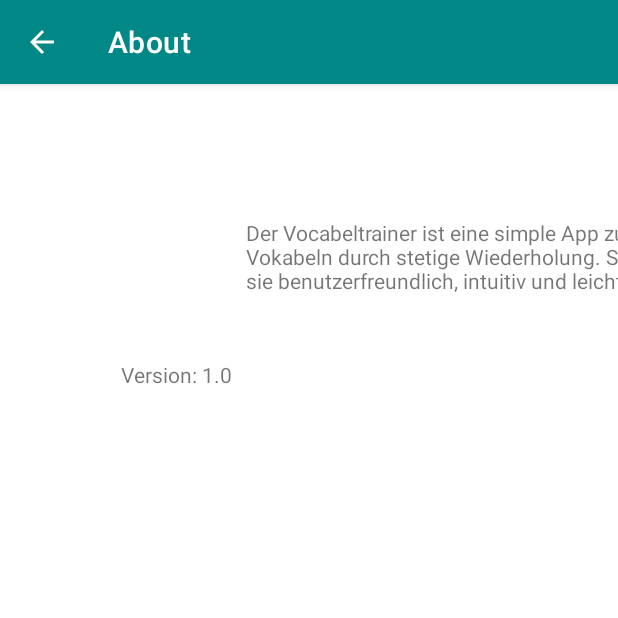
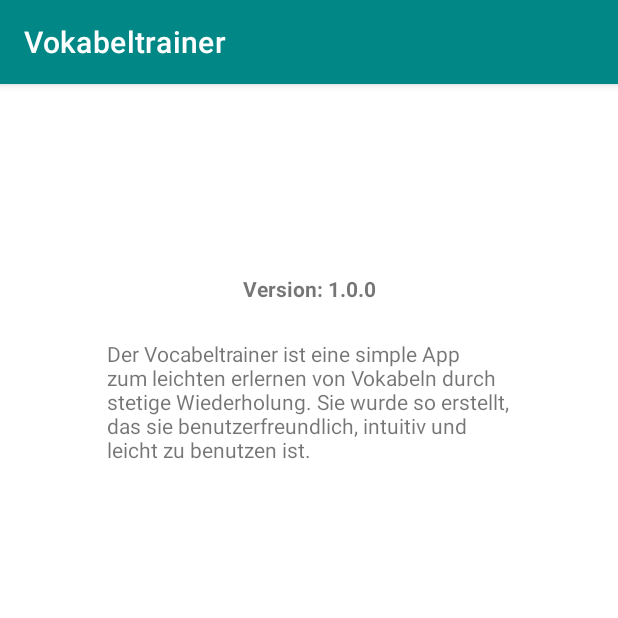
Before and after one commit to DasImperialeEtwas/Vokabeltrainer, an Android app: the AboutActivity screen opened directly, with no data from a screen before it, on a phone screen of 412 x 824 dp, the top half of it. Run offline under Robolectric (Android 15) with nearby library versions, the phone set to English and light mode, and no system bars.

Commit message:
Finish 3: - Menu added - About page linked in - Color bug solved - App Icon added

```diff
--- a/app/src/main/AndroidManifest.xml
+++ b/app/src/main/AndroidManifest.xml
@@ -10,7 +10,7 @@
         android:allowBackup="true"
         android:dataExtractionRules="@xml/data_extraction_rules"
         android:fullBackupContent="@xml/backup_rules"
-        android:icon="@mipmap/ic_launcher"
+        android:icon="@mipmap/appicon"
         android:label="@string/app_name"
         android:supportsRtl="true"
         android:theme="@style/Theme.Vokabeltrainer"
--- a/app/src/main/java/de/brinkhaus/vokabeltrainer/AboutActivity.java
+++ b/app/src/main/java/de/brinkhaus/vokabeltrainer/AboutActivity.java
@@ -8,7 +8,7 @@ import android.widget.TextView;
 import androidx.appcompat.app.AppCompatActivity;
 import androidx.appcompat.widget.Toolbar;
 
-/**
+/*
  * This activity shows the about information.
  */
 public class AboutActivity extends AppCompatActivity {
@@ -16,7 +16,7 @@ public class AboutActivity extends AppCompatActivity {
     String versionName = BuildConfig.VERSION_NAME;
     String actionBar = "About";
 
-/**
+/*
  * This method is called when the activity is created.
  */
 
@@ -24,32 +24,5 @@ public class AboutActivity extends AppCompatActivity {
     protected void onCreate(Bundle savedInstanceState) {
         super.onCreate(savedInstanceState);
         setContentView(R.layout.activity_about);
-
-        TextView vn = (TextView) findViewById(R.id.versionName);
-        TextView about_me = (TextView) findViewById(R.id.aboutMe);
-
-        vn.setText(String.format(getString(R.string.version), versionName));
-        about_me.setText(getString(R.string.about_text));
-
-        Toolbar toolbar = findViewById(R.id.toolbar_about);
-        setSupportActionBar(toolbar);
-        if (getSupportActionBar() != null) {
-            getSupportActionBar().setTitle(actionBar);
-            getSupportActionBar().setDisplayHomeAsUpEnabled(true);
-            getSupportActionBar().setDisplayShowHomeEnabled(true);
-        }
-    }
-
-    /**
-     * This method is called when the user clicks the back button.
-     *
-     * @return True if the event was handled, false otherwise.
-     */
-    @Override
-    public boolean onOptionsItemSelected(MenuItem item) {
-        if (item.getItemId() == android.R.id.home) {
-            finish();
-        }
-        return super.onOptionsItemSelected(item);
     }
 }
--- a/app/src/main/res/drawable/button_style.xml
+++ b/app/src/main/res/drawable/button_style.xml
@@ -4,10 +4,10 @@
     android:shape="rectangle">
 
     <stroke
-        android:color="@color/green_true"
+        android:color="@color/teal_700"
         android:width="1dp"/>
     <corners
         android:radius="10dp"/>
     <solid
-        android:color="@color/green_true"/>
+        android:color="@color/teal_700"/>
 </shape>
--- a/app/src/main/res/layout/activity_about.xml
+++ b/app/src/main/res/layout/activity_about.xml
@@ -6,26 +6,12 @@
     android:layout_height="match_parent"
     tools:context=".AboutActivity">
 
-    <androidx.appcompat.widget.Toolbar
-        android:id="@+id/toolbar_about"
-        android:layout_width="0dp"
-        android:layout_height="wrap_content"
-        android:layout_marginBottom="33dp"
-        android:background="@color/teal_700"
-        android:minHeight="?attr/actionBarSize"
-        android:theme="?attr/actionBarTheme"
-        android:visibility="invisible"
-        app:layout_constraintBottom_toTopOf="@+id/aboutMe"
-        app:layout_constraintEnd_toEndOf="parent"
-        app:layout_constraintStart_toStartOf="parent"
-        app:layout_constraintTop_toTopOf="parent" />
-
     <TextView
         android:id="@+id/versionName"
-        android:layout_width="251dp"
-        android:layout_height="0dp"
-        android:layout_marginBottom="469dp"
-        android:text="TextView"
+        android:layout_width="269dp"
+        android:layout_height="144dp"
+        android:layout_marginBottom="465dp"
+        android:text="@string/about_text"
         app:layout_constraintBottom_toBottomOf="parent"
         app:layout_constraintEnd_toEndOf="parent"
         app:layout_constraintStart_toStartOf="parent"
@@ -35,11 +21,13 @@
         android:id="@+id/aboutMe"
         android:layout_width="wrap_content"
         android:layout_height="wrap_content"
-        android:layout_marginStart="83dp"
-        android:layout_marginBottom="43dp"
-        android:text="TextView"
+        android:layout_marginTop="138dp"
+        android:layout_marginBottom="24dp"
+        android:text="@string/version"
+        android:textStyle="bold"
         app:layout_constraintBottom_toTopOf="@+id/versionName"
-        app:layout_constraintStart_toStartOf="@+id/versionName"
-        app:layout_constraintTop_toBottomOf="@+id/toolbar_about" />
+        app:layout_constraintEnd_toEndOf="parent"
+        app:layout_constraintStart_toStartOf="parent"
+        app:layout_constraintTop_toTopOf="parent" />
 
 </androidx.constraintlayout.widget.ConstraintLayout>
--- a/app/src/main/res/layout/activity_main.xml
+++ b/app/src/main/res/layout/activity_main.xml
@@ -51,8 +51,8 @@
     <ProgressBar
         android:id="@+id/progressBar_all"
         style="@style/CircularDeterminateProgressBar"
-        android:layout_width="0dp"
-        android:layout_height="0dp"
+        android:layout_width="69dp"
+        android:layout_height="69dp"
         android:layout_marginEnd="34dp"
         android:indeterminateOnly="false"
         android:max="100"
--- a/app/src/main/res/layout/view_information.xml
+++ b/app/src/main/res/layout/view_information.xml
@@ -27,6 +27,7 @@
         android:layout_marginTop="117dp"
         android:layout_marginEnd="136dp"
         android:layout_marginBottom="128dp"
+        android:text="_______"
         android:textAlignment="center"
         android:textSize="34sp"
         android:textStyle="bold"
--- a/app/src/main/res/values/strings.xml
+++ b/app/src/main/res/values/strings.xml
@@ -4,7 +4,7 @@
     <string name="file">Neue Datei einlesen</string>
     <string name="start_button">Mit dem Lernen beginnen!</string>
     <string name="about_menu">About</string>
-    <string name="version">Version: %s</string>
+    <string name="version">Version: 1.0.0</string>
     <string name="about_text">Der "Vocabeltrainer" ist eine simple App zum leichten erlernen von Vokabeln durch stetige Wiederholung. Sie wurde so erstellt, das sie benutzerfreundlich, intuitiv und leicht zu benutzen ist. </string>
     <string name="next_button">next</string>
     <string name="auswertung">Auswertung der Lernsession:</string>
@@ -13,7 +13,7 @@
     <string name="end_all">Gesamt gelöst:</string>
     <string name="new_session">Neue Runde starten</string>
     <string name="end_back">Zurück zur Startseite</string>
-    <string name="input_anweisung">Gib hier deine Vokabeln ein</string>
+    <string name="input_anweisung">Gib hier deine Vokabeln ein:</string>
     <string name="input_save">Speichern</string>
     <string name="input_alternative">Alternativ kannst du ganz leicht mit Exel deine eigene Datei erstellen.Schreibe dazu deine Vokabeln je Sprache in eine Zeile und setze hinter beide Sprache jeweils eine null (Beispiel: Spalte eins: Deutsch, Spalte zwei: Englisch, Spalte drei: 0) Gib dieser Datei den Namen "vocabulary.csv" und lege sie in deinem Laufwert in den Ordner "VocTrainer". Beim Starten der App wird diese Datei dann erkannt und eingelesen.</string>
     <string name="input_language_2">Sprache 2</string>
```
Also changed, not shown: app/src/main/java/de/brinkhaus/vokabeltrainer/MainActivity.java (+27 -1 lines), app/src/main/java/de/brinkhaus/vokabeltrainer/ViewInformation.java (+22 -48 lines), app/src/main/res/layout/activity_input_data_extern.xml (+10 -10 lines), app/src/main/res/mipmap-hdpi/appicon.jpg (added).
